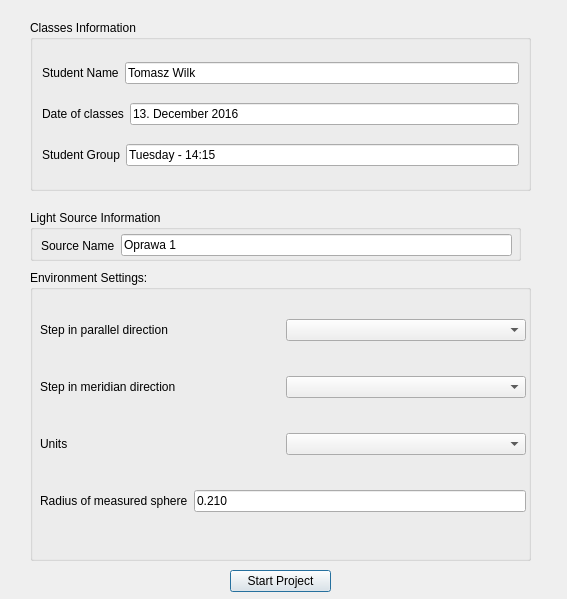
The window that setup-project-dialog-window.ui (wszechmogacy/photometric-curves) describes before a commit, drawn with Qt 5.
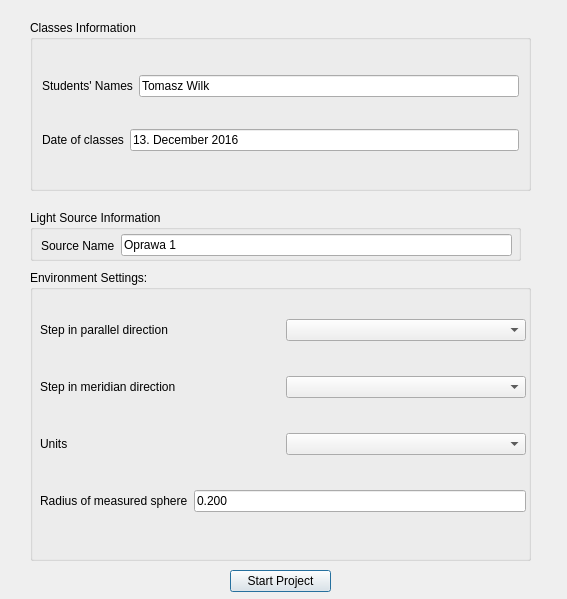
The same window after the commit.

Commit message: Localize setup-project

Patch:
```diff
--- a/setup-project-dialog-window.ui
+++ b/setup-project-dialog-window.ui
@@ -33,7 +33,7 @@
         <item>
          <widget class="QLabel" name="studentNameLabel">
           <property name="text">
-           <string>Student Name</string>
+           <string>Students' Names</string>
           </property>
          </widget>
         </item>
@@ -66,24 +66,6 @@
       </item>
      </layout>
     </item>
-    <item>
-     <layout class="QHBoxLayout" name="studentGroupLayout">
-      <item>
-       <widget class="QLabel" name="studentGroupLabel">
-        <property name="text">
-         <string>Student Group</string>
-        </property>
-       </widget>
-      </item>
-      <item>
-       <widget class="QLineEdit" name="studentGroupField">
-        <property name="text">
-         <string>Tuesday - 14:15</string>
-        </property>
-       </widget>
-      </item>
-     </layout>
-    </item>
    </layout>
   </widget>
   <widget class="QGroupBox" name="lightSourceGroupBox">
@@ -211,7 +193,7 @@
        <item>
         <widget class="QLineEdit" name="radiusField">
          <property name="text">
-          <string>0.210</string>
+          <string>0.200</string>
          </property>
         </widget>
        </item>
```
The commit also changes 1 other file.
